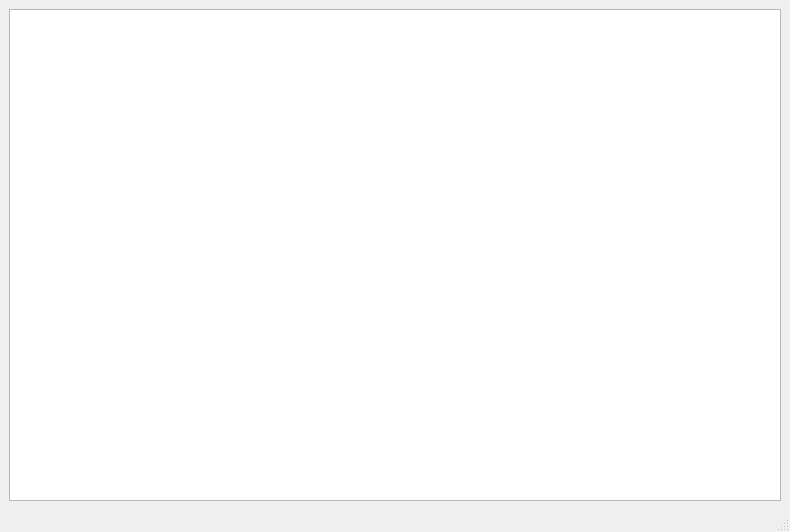
Above: main.ui from oxreng/classwork before the change. Below: the same form after it.
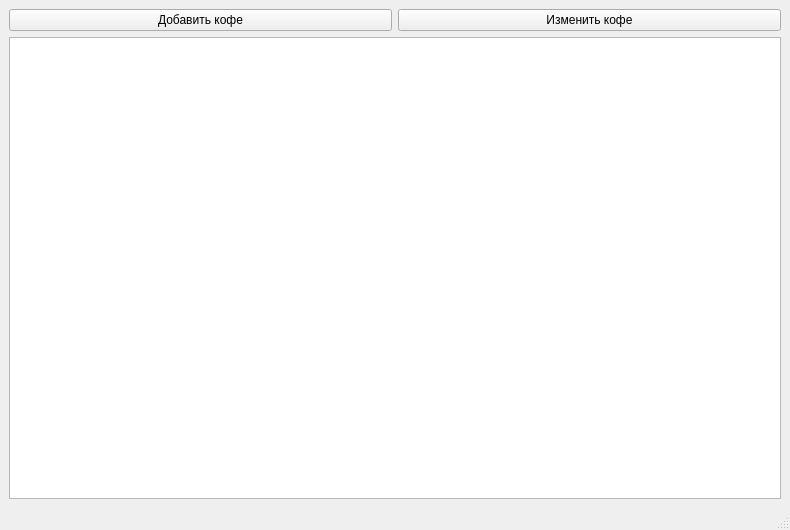
That is the form after the change.

```diff
--- a/main.ui
+++ b/main.ui
@@ -7,7 +7,7 @@
     <x>0</x>
     <y>0</y>
     <width>790</width>
-    <height>532</height>
+    <height>530</height>
    </rect>
   </property>
   <property name="windowTitle">
@@ -16,6 +16,20 @@
   <widget class="QWidget" name="centralwidget">
    <layout class="QGridLayout" name="gridLayout">
     <item row="0" column="0">
+     <widget class="QPushButton" name="btn_add_coffee">
+      <property name="text">
+       <string>Добавить кофе</string>
+      </property>
+     </widget>
+    </item>
+    <item row="0" column="1">
+     <widget class="QPushButton" name="btn_edit_coffe">
+      <property name="text">
+       <string>Изменить кофе</string>
+      </property>
+     </widget>
+    </item>
+    <item row="1" column="0" colspan="2">
      <widget class="QTableWidget" name="coffee_table">
       <property name="sizeAdjustPolicy">
        <enum>QAbstractScrollArea::AdjustToContents</enum>
```
Left out of the diff: 2 changed lines with no effect on the pictures.
